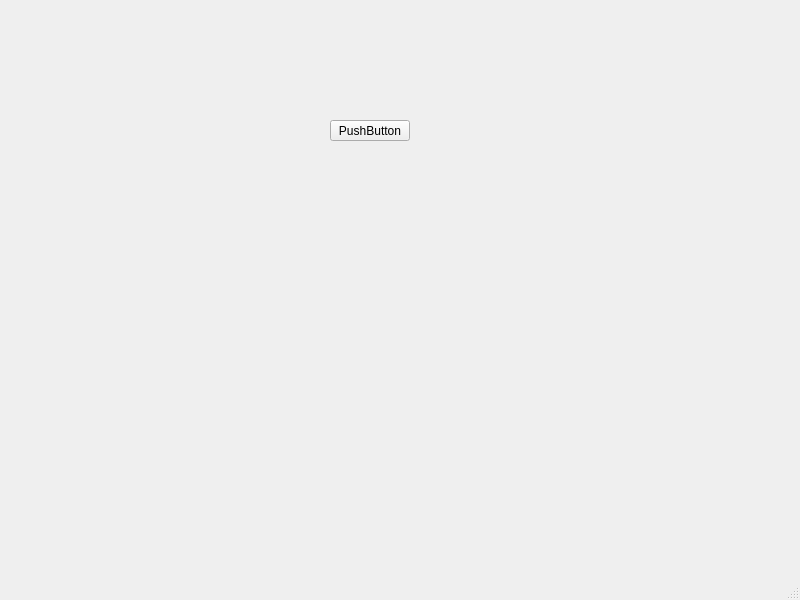
Old version of the form CalculsGraphes/mainwindow.ui in the repository Fil-Vibrant/Calcul-Viscosite.
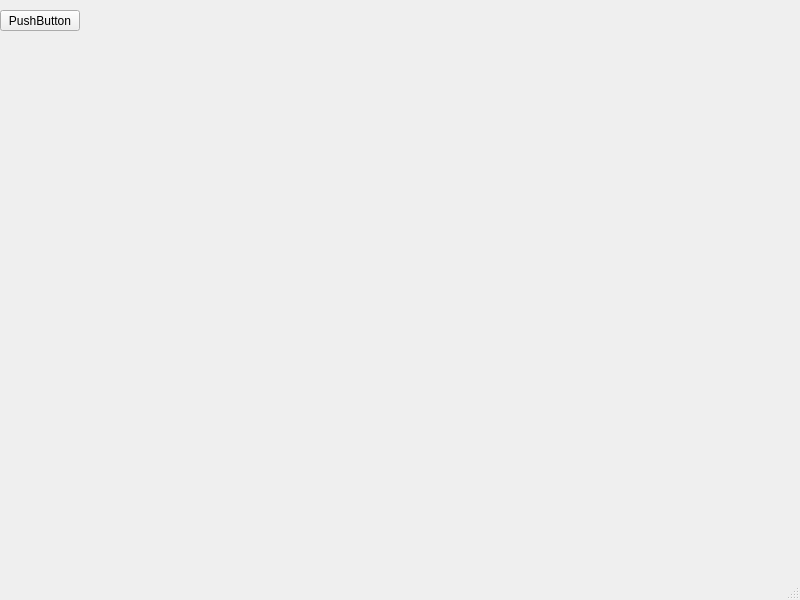
New version of the form.

```diff
--- a/CalculsGraphes/mainwindow.ui
+++ b/CalculsGraphes/mainwindow.ui
@@ -17,10 +17,10 @@
    <widget class="QLabel" name="label">
     <property name="geometry">
      <rect>
-      <x>340</x>
-      <y>230</y>
+      <x>90</x>
+      <y>0</y>
       <width>181</width>
-      <height>51</height>
+      <height>41</height>
      </rect>
     </property>
     <property name="text">
@@ -30,8 +30,8 @@
    <widget class="QPushButton" name="pushButton">
     <property name="geometry">
      <rect>
-      <x>330</x>
-      <y>120</y>
+      <x>0</x>
+      <y>10</y>
       <width>80</width>
       <height>21</height>
      </rect>
```
